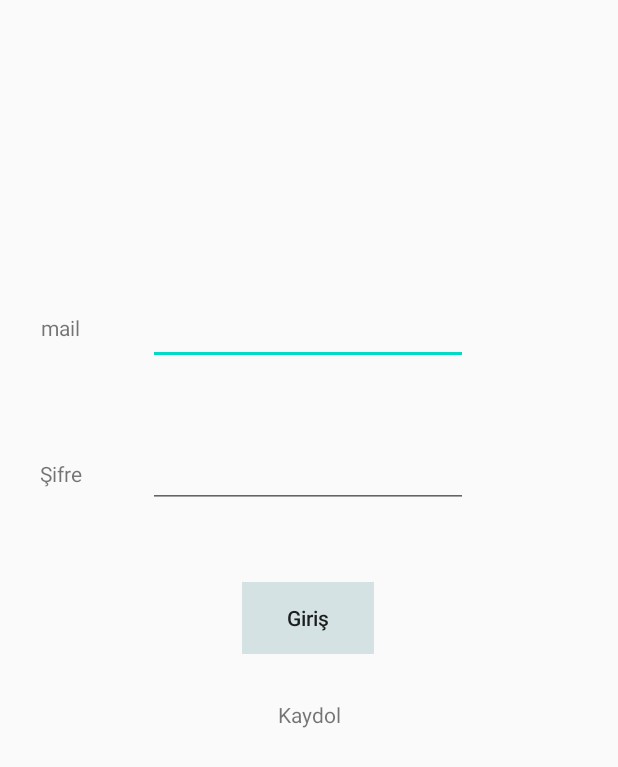
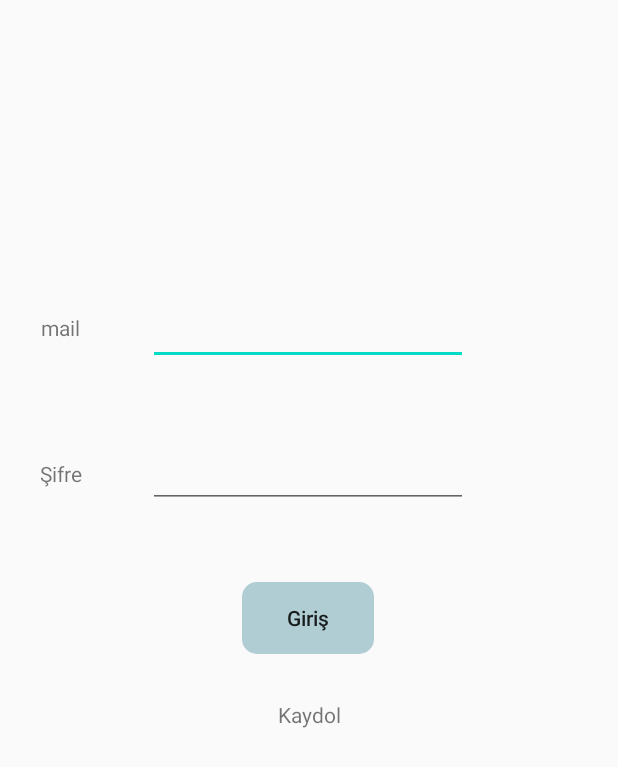
Before and after one commit to 0ZeKa0/KotlinApp, an Android app: the layout activity_main.xml on its own in the app's theme, with its tools: preview values and no code run, on a phone screen of 412 x 824 dp. Shown: the top 767 px of the screen. Run offline under Robolectric (Android 15) with nearby library versions, the phone set to English and light mode, and no system bars.

Commit message:
xml file

```diff
--- /dev/null
+++ b/app/src/main/res/drawable/custom_button.xml
@@ -0,0 +1,5 @@
+<?xml version="1.0" encoding="utf-8"?>
+<shape xmlns:android="http://schemas.android.com/apk/res/android" android:shape="rectangle">
+  <solid android:color="#B5D5DE"/>
+  <corners android:radius="10dp"/>
+</shape>
--- a/app/src/main/res/layout/activity_main.xml
+++ b/app/src/main/res/layout/activity_main.xml
@@ -37,8 +37,6 @@
         style="@style/Widget.AppCompat.Button.Borderless.Colored"
         android:layout_width="wrap_content"
         android:layout_height="wrap_content"
-        android:autoText="false"
-        android:background="#FFFFFF"
         android:backgroundTint="#81ACC5C8"
         android:backgroundTintMode="src_over"
         android:fallbackLineSpacing="true"
@@ -46,6 +44,7 @@
         android:onClick="Giris"
         android:text="Giriş"
         android:textAppearance="@style/TextAppearance.AppCompat.Body2"
+        android:background="@drawable/custom_button"
         app:layout_constraintBottom_toBottomOf="parent"
         app:layout_constraintEnd_toEndOf="@+id/Sifre"
         app:layout_constraintHorizontal_bias="0.501"
```
